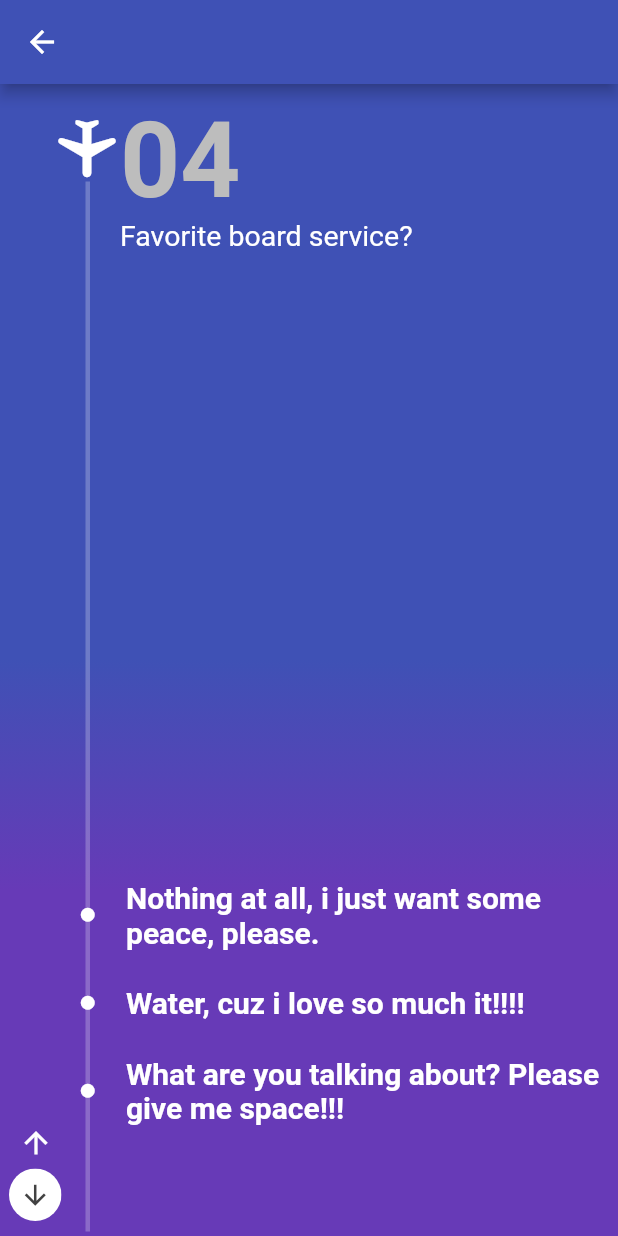
After one commit to Reiko-Developer/stackui, a Flutter app: the AirlineSurveysScreen screen opened by its route, after a tap on the "arrow upward" icon, on a phone screen of 412 x 824 dp. The commit adds this screen. Run offline on Flutter 3.47's test engine with Material 2 defaults, Android fonts, the phone set to English and light mode, and no system bars.

Commit message:
Adding more layout widgets
Practicing with AnimatedBuilder, AnimatedOpacity and AnimationController.

```diff
--- a/lib/main.dart
+++ b/lib/main.dart
@@ -1,8 +1,10 @@
 import 'package:flutter/material.dart';
-import 'package:stackui/animation_controller_screen.dart';
+import 'package:stackui/screens/animation_controller_screen.dart';
+import 'package:stackui/screens/airline_surveys_screen.dart';
 import 'package:stackui/screens/custom_drawer_3d_screen.dart';
 import 'package:stackui/screens/home_screen.dart';
 import 'package:stackui/screens/stack_screen.dart';
+import 'package:stackui/screens/teste_screen.dart';
 import 'package:stackui/screens/transform_screen_one.dart';
 import 'package:stackui/screens/custom_drawer_screen.dart';
 
@@ -12,15 +14,16 @@ void main() {
 
 class MyApp extends StatelessWidget {
   // This widget is the root of your application.
+  ThemeData _themeData = ThemeData(
+    primarySwatch: Colors.indigo,
+    primaryColor: Colors.indigo,
+    accentColor: Colors.black54,
+  );
   @override
   Widget build(BuildContext context) {
     return MaterialApp(
       title: 'Flutter Complex UI',
-      theme: ThemeData(
-        primarySwatch: Colors.blue,
-        primaryColor: Colors.white,
-        accentColor: Colors.black54,
-      ),
+      theme: _themeData,
       home: HomeScreen(),
       routes: {
         StackScreen.routeName: (ctx) => StackScreen(),
@@ -29,6 +32,8 @@ class MyApp extends StatelessWidget {
             AnimationControllerScreen(),
         CustomDrawerScreen.routeName: (ctx) => CustomDrawerScreen(),
         CustomDrawer3dScreen.routeName: (ctx) => CustomDrawer3dScreen(),
+        AirlineSurveysScreen.routeName: (ctx) => AirlineSurveysScreen(),
+        TesteScreen.routeName: (ctx) => TesteScreen(),
       },
     );
   }
--- /dev/null
+++ b/lib/model/question_model.dart
@@ -0,0 +1,14 @@
+class QuestionModel {
+  final String _header;
+  final List<String> _allAnswers;
+
+  QuestionModel(this._header, this._allAnswers);
+
+  String get header {
+    return _header;
+  }
+
+  List<String> get answers {
+    return _allAnswers;
+  }
+}
--- /dev/null
+++ b/lib/screens/airline_surveys_screen.dart
@@ -0,0 +1,150 @@
+import 'package:flutter/material.dart';
+import 'package:stackui/widgets/question_widget.dart';
+import 'dart:math';
+
+import '../model/question_model.dart';
+
+class AirlineSurveysScreen extends StatefulWidget {
+  static final routeName = '/airline-surveys';
+
+  AirlineSurveysScreen();
+  @override
+  _AirlineSurveysScreenState createState() => _AirlineSurveysScreenState();
+}
+
+class _AirlineSurveysScreenState extends State<AirlineSurveysScreen> {
+  var _questionIndex = 0;
+
+  var _isVisible = true;
+
+  void toggleVisibility() {
+    _isVisible = !_isVisible;
+  }
+
+  final questions = <QuestionModel>[
+    QuestionModel(
+      'What is your favorite air company?',
+      ['Latam', 'Gol Airlines', 'Azul Airlines'],
+    ),
+    QuestionModel(
+      'Best time to fly?',
+      ['Morning', 'Night, because we can see the stars shining', 'Afternoon'],
+    ),
+    QuestionModel(
+      'Favorite board service?',
+      ['Cookies', 'Water', 'Champagne, Wine i love wine, i already told ya?'],
+    ),
+    QuestionModel(
+      'Favorite board service?',
+      [
+        'Nothing at all, i just want some peace, please.',
+        'Water, cuz i love so much it!!!!',
+        'What are you talking about? Please give me space!!!'
+      ],
+    )
+  ];
+
+  void _nextQuestion({forward = true}) {
+    setState(
+      () {
+        //Se forward == true? passa para a próxima questão, caso contrário,
+        //retorna à questão anterior.
+        if (forward) {
+          if (_questionIndex + 1 >= questions.length)
+            _questionIndex = 0;
+          else
+            _questionIndex++;
+        } else {
+          if (_questionIndex - 1 < 0)
+            _questionIndex = questions.length - 1;
+          else
+            _questionIndex--;
+        }
+      },
+    );
+  }
+
+  List<Widget> staticElements() {
+    return [
+      Positioned(
+        top: 20,
+        left: 35,
+        child: Transform.rotate(
+          angle: -pi,
+          child: Icon(
+            Icons.airplanemode_active_rounded,
+            size: 46,
+            color: Colors.white,
+          ),
+        ),
+      ),
+      Positioned(
+        top: 65,
+        bottom: 3,
+        left: 57,
+        child: Container(
+          width: 3,
+          color: Colors.white24,
+        ),
+      ),
+      Positioned(
+        bottom: 38,
+        left: 0,
+        child: IconButton(
+          icon: Icon(Icons.arrow_upward, size: 23, color: Colors.white),
+          onPressed: () => _nextQuestion(forward: false),
+        ),
+      ),
+      Positioned(
+        bottom: 10,
+        left: 6,
+        child: ClipOval(
+          child: Material(
+            color: Colors.white, // button color
+            child: InkWell(
+              splashColor: Colors.grey[350], // inkwell color
+              child: SizedBox(
+                  width: 35,
+                  height: 35,
+                  child: Icon(Icons.arrow_downward,
+                      size: 21, color: Colors.grey[800])),
+              onTap: _nextQuestion,
+            ),
+          ),
+        ),
+      ),
+    ];
+  }
+
+  @override
+  Widget build(BuildContext context) {
+    return Scaffold(
+      appBar: AppBar(),
+      body: Container(
+        width: double.infinity,
+        height: MediaQuery.of(context).size.height,
+        decoration: BoxDecoration(
+          gradient: LinearGradient(
+              colors: [Colors.indigo, Colors.deepPurple],
+              begin: Alignment.topCenter,
+              end: Alignment.bottomCenter,
+              stops: [0.5, 0.7]),
+        ),
+        child: Stack(
+          children: [
+            ...staticElements(),
+            AnimatedOpacity(
+              duration: Duration(seconds: 2),
+              opacity: _isVisible ? 1 : 0,
+              child: QuestionWidget(
+                questionIndex: _questionIndex,
+                question: questions[_questionIndex],
+                nextQuestion: _nextQuestion,
+              ),
+            ),
+          ],
+        ),
+      ),
+    );
+  }
+}
--- a/lib/animation_controller_screen.dart
+++ b/lib/screens/animation_controller_screen.dart
@@ -14,10 +14,9 @@ class _AnimationControllerScreenState extends State<AnimationControllerScreen>
   AnimationController _animationController;
 
   @override
-  @override
   void initState() {
     super.initState();
-    _animationController = new AnimationController(
+    _animationController = AnimationController(
       vsync: this,
       duration: Duration(seconds: 2),
     );
--- a/lib/screens/home_screen.dart
+++ b/lib/screens/home_screen.dart
@@ -1,8 +1,10 @@
 import 'package:flutter/material.dart';
 
-import 'package:stackui/animation_controller_screen.dart';
+import 'package:stackui/screens/animation_controller_screen.dart';
+import 'package:stackui/screens/airline_surveys_screen.dart';
 import 'package:stackui/screens/custom_drawer_3d_screen.dart';
 import 'package:stackui/screens/stack_screen.dart';
+import 'package:stackui/screens/teste_screen.dart';
 import 'package:stackui/screens/transform_screen_one.dart';
 import 'package:stackui/screens/custom_drawer_screen.dart';
 
@@ -16,6 +18,8 @@ class HomeScreen extends StatelessWidget {
     screens.add(AnimationControllerScreen.routeName);
     screens.add(CustomDrawerScreen.routeName);
     screens.add(CustomDrawer3dScreen.routeName);
+    screens.add(AirlineSurveysScreen.routeName);
+    screens.add(TesteScreen.routeName);
 
     return Scaffold(
       appBar: AppBar(
--- /dev/null
+++ b/lib/widgets/answer.dart
@@ -0,0 +1,42 @@
+import 'package:flutter/material.dart';
+
+class Answer extends StatefulWidget {
+  final String answer;
+  final Function nextQuestion;
+  Answer(this.answer, this.nextQuestion);
+
+  @override
+  _AnswerState createState() => _AnswerState();
+}
+
+class _AnswerState extends State<Answer> {
+  @override
+  Widget build(BuildContext context) {
+    return Container(
+      child: Row(
+        children: [
+          Icon(Icons.circle, size: 11, color: Colors.white),
+          SizedBox(width: 20),
+          Expanded(
+            key: UniqueKey(),
+            child: GestureDetector(
+              onTap: () {
+                print(widget.answer);
+                widget.nextQuestion();
+              },
+              child: Text(
+                widget.answer,
+                style: TextStyle(
+                  color: Colors.white,
+                  fontWeight: FontWeight.bold,
+                  fontSize: 20,
+                ),
+                softWrap: true,
+              ),
+            ),
+          ),
+        ],
+      ),
+    );
+  }
+}
--- /dev/null
+++ b/lib/widgets/question_widget.dart
@@ -0,0 +1,76 @@
+import 'package:flutter/material.dart';
+import 'package:stackui/model/question_model.dart';
+import 'package:stackui/widgets/answer.dart';
+
+class QuestionWidget extends StatefulWidget {
+  final Function nextQuestion;
+  final QuestionModel question;
+  final int questionIndex;
+  QuestionWidget(
+      {Key key, this.question, this.questionIndex, this.nextQuestion})
+      : super(key: key);
+
+  @override
+  _QuestionWidgetState createState() => _QuestionWidgetState();
+}
+
+class _QuestionWidgetState extends State<QuestionWidget> {
+  List<Widget> getAnswers() {
+    var lsAnswer = List<Widget>();
+
+    for (var i = 0; i < widget.question.answers.length; i++) {
+      lsAnswer.add(Answer(
+        widget.question.answers[i],
+        widget.nextQuestion,
+      ));
+      lsAnswer.add(SizedBox(height: 24));
+    }
+
+    return lsAnswer;
+  }
+
+  @override
+  Widget build(BuildContext context) {
+    return Stack(
+      children: [
+        Positioned(
+          top: 10,
+          left: 80,
+          child: Text(
+            widget.questionIndex < 9
+                ? '0${widget.questionIndex + 1}'
+                : '${widget.questionIndex + 1}',
+            style: TextStyle(
+              fontSize: 70,
+              fontWeight: FontWeight.bold,
+              color: Colors.grey[400],
+            ),
+          ),
+        ),
+        Positioned(
+          left: 80,
+          right: 0,
+          top: 90,
+          child: Text(
+            '${widget.question.header}',
+            style: TextStyle(
+              color: Colors.white,
+              fontSize: 19,
+            ),
+            softWrap: true,
+          ),
+        ),
+        Positioned(
+          top: 200,
+          bottom: 50,
+          left: 53,
+          right: 5,
+          child: Column(
+            mainAxisAlignment: MainAxisAlignment.end,
+            children: getAnswers(),
+          ),
+        ),
+      ],
+    );
+  }
+}
```
Also changed, not shown: lib/screens/teste_screen.dart (added, +88 -0 lines).
